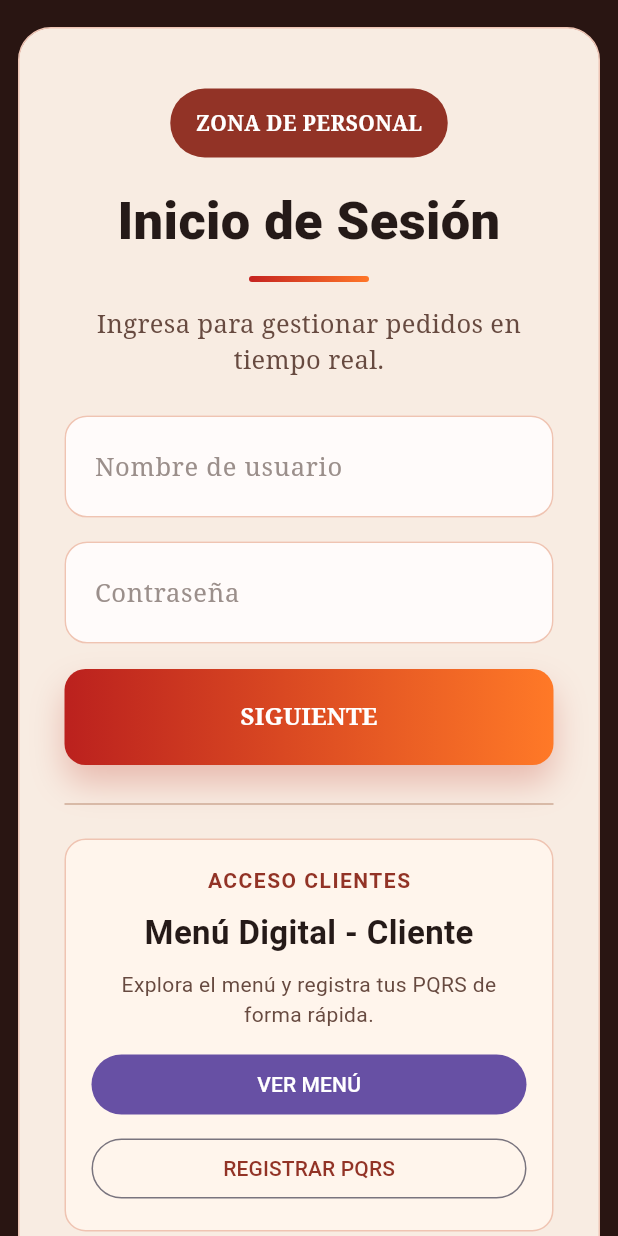
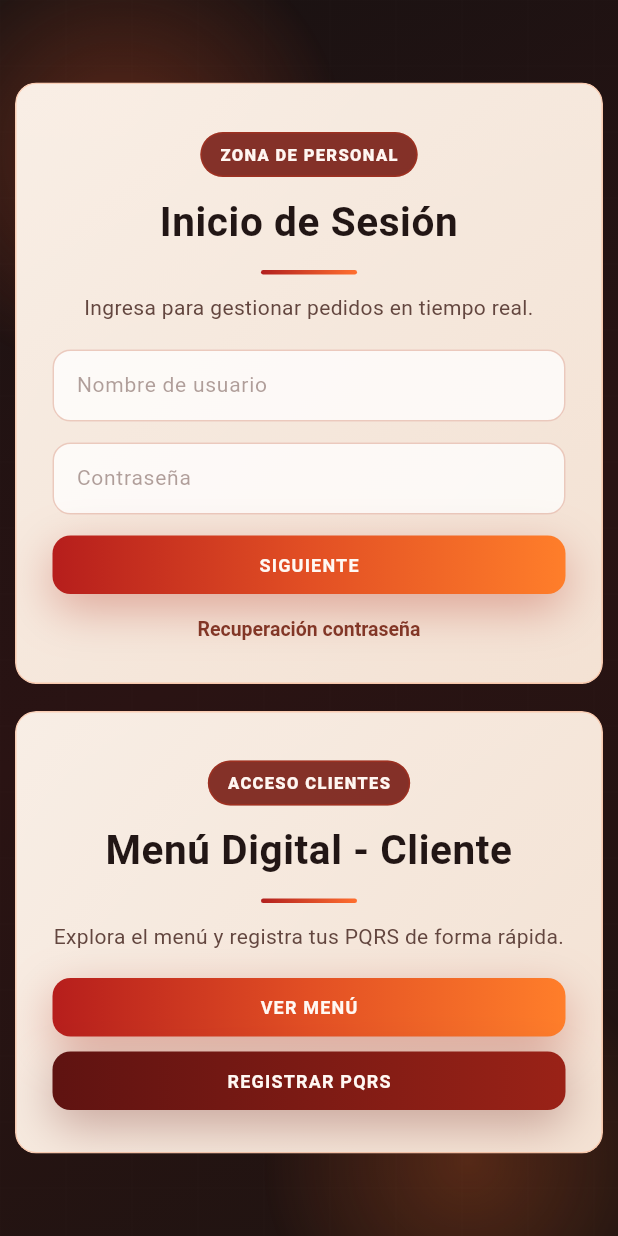
Before and after one commit to gonzalezcla110312-eng/LogicLab-Movil-Flutter, a Flutter app: the screen it shows after launch, on a phone screen of 412 x 824 dp. Run offline on Flutter 3.47's test engine with Material 3 defaults, Android fonts, the phone set to English and light mode, and no system bars; our stand-ins replace dio, flutter_riverpod, flutter_secure_storage.

Commit message:
Ajustar portada Flutter al diseño original de MANGATA
Co-authored-by: Copilot <223556219+Copilot@users.noreply.github.com>

```diff
--- /dev/null
+++ b/lib/login_home_view.dart
@@ -0,0 +1,476 @@
+import 'dart:async';
+import 'dart:math' as math;
+import 'dart:ui' show ImageFilter;
+
+import 'package:flutter/material.dart';
+
+class LoginHomeView extends StatelessWidget {
+  const LoginHomeView({
+    super.key,
+    required this.usuarioController,
+    required this.contrasenaController,
+    required this.cargando,
+    required this.error,
+    required this.onLogin,
+    required this.onMenu,
+    required this.onPqrs,
+    required this.onRecovery,
+  });
+
+  final TextEditingController usuarioController;
+  final TextEditingController contrasenaController;
+  final bool cargando;
+  final String error;
+  final Future<void> Function() onLogin;
+  final VoidCallback onMenu;
+  final VoidCallback onPqrs;
+  final VoidCallback onRecovery;
+
+  @override
+  Widget build(BuildContext context) {
+    return Scaffold(
+      body: DecoratedBox(
+        decoration: const BoxDecoration(
+          gradient: LinearGradient(
+            begin: Alignment.topLeft,
+            end: Alignment.bottomRight,
+            colors: [Color(0xFF181212), Color(0xFF2A1313), Color(0xFF1F1411)],
+          ),
+        ),
+        child: Stack(
+          children: [
+            const Positioned(
+              top: -110,
+              left: -130,
+              child: _AmbientGlow(size: 420, color: Color(0x52E8582A)),
+            ),
+            const Positioned(
+              right: -90,
+              bottom: -140,
+              child: _AmbientGlow(size: 380, color: Color(0x3DFF6E2A)),
+            ),
+            Positioned.fill(
+              child: IgnorePointer(
+                child: CustomPaint(painter: _AmbientGridPainter()),
+              ),
+            ),
+            SafeArea(
+              child: LayoutBuilder(
+                builder: (context, constraints) {
+                  final compact = constraints.maxWidth <= 600;
+                  final desktop = constraints.maxWidth > 900;
+                  final padding = desktop
+                      ? 24.0
+                      : compact
+                      ? 10.0
+                      : 16.0;
+                  final gap = desktop
+                      ? 42.0
+                      : compact
+                      ? 18.0
+                      : 26.0;
+                  final availableWidth = math.max(
+                    0.0,
+                    constraints.maxWidth - padding * 2,
+                  );
+                  final panelWidth = math.min(
+                    desktop ? 500.0 : 610.0,
+                    availableWidth,
+                  );
+
+                  return SingleChildScrollView(
+                    padding: EdgeInsets.all(padding),
+                    child: ConstrainedBox(
+                      constraints: BoxConstraints(
+                        minHeight: math.max(
+                          0.0,
+                          constraints.maxHeight - padding * 2,
+                        ),
+                      ),
+                      child: Center(
+                        child: Wrap(
+                          alignment: WrapAlignment.center,
+                          spacing: gap,
+                          runSpacing: gap,
+                          children: [
+                            SizedBox(
+                              width: panelWidth,
+                              child: _staffCard(compact, desktop),
+                            ),
+                            SizedBox(
+                              width: panelWidth,
+                              child: _clientCard(compact, desktop),
+                            ),
+                          ],
+                        ),
+                      ),
+                    ),
+                  );
+                },
+              ),
+            ),
+          ],
+        ),
+      ),
+    );
+  }
+
+  Widget _staffCard(bool compact, bool desktop) {
+    return _LoginPanel(
+      compact: compact,
+      desktop: desktop,
+      child: Column(
+        mainAxisSize: MainAxisSize.min,
+        crossAxisAlignment: CrossAxisAlignment.stretch,
+        children: [
+          const _LoginChip(label: 'Zona de personal'),
+          const SizedBox(height: 10),
+          _LoginTitle(title: 'Inicio de Sesión', fontSize: compact ? 27 : 31),
+          const Text(
+            'Ingresa para gestionar pedidos en tiempo real.',
+            textAlign: TextAlign.center,
+            style: TextStyle(
+              color: Color(0xFF63463F),
+              fontSize: 14,
+              height: 1.45,
+            ),
+          ),
+          const SizedBox(height: 18),
+          TextField(
+            controller: usuarioController,
+            textInputAction: TextInputAction.next,
+            style: const TextStyle(color: Color(0xFF261C1B), fontSize: 14),
+            decoration: _inputDecoration('Nombre de usuario'),
+          ),
+          const SizedBox(height: 14),
+          TextField(
+            controller: contrasenaController,
+            obscureText: true,
+            textInputAction: TextInputAction.done,
+            onSubmitted: (_) => unawaited(onLogin()),
+            style: const TextStyle(color: Color(0xFF261C1B), fontSize: 14),
+            decoration: _inputDecoration('Contraseña'),
+          ),
+          if (error.isNotEmpty) ...[
+            const SizedBox(height: 12),
+            Text(
+              error,
+              textAlign: TextAlign.center,
+              style: const TextStyle(color: Color(0xFFB82220), fontSize: 13),
+            ),
+          ],
+          const SizedBox(height: 14),
+          _GradientButton(
+            label: 'Siguiente',
+            compact: compact,
+            loading: cargando,
+            onPressed: cargando ? null : () => unawaited(onLogin()),
+          ),
+          TextButton(
+            onPressed: onRecovery,
+            style: TextButton.styleFrom(
+              foregroundColor: const Color(0xFF823626),
+              textStyle: const TextStyle(
+                fontWeight: FontWeight.w700,
+                fontSize: 13,
+              ),
+              minimumSize: Size.zero,
+              tapTargetSize: MaterialTapTargetSize.shrinkWrap,
+              padding: const EdgeInsets.only(top: 16),
+            ),
+            child: const Text('Recuperación contraseña'),
+          ),
+        ],
+      ),
+    );
+  }
+
+  Widget _clientCard(bool compact, bool desktop) {
+    return _LoginPanel(
+      compact: compact,
+      desktop: desktop,
+      child: Column(
+        mainAxisSize: MainAxisSize.min,
+        crossAxisAlignment: CrossAxisAlignment.stretch,
+        children: [
+          const _LoginChip(label: 'Acceso clientes'),
+          const SizedBox(height: 10),
+          _LoginTitle(
+            title: 'Menú Digital - Cliente',
+            fontSize: compact ? 27 : 31,
+          ),
+          const Text(
+            'Explora el menú y registra tus PQRS de forma rápida.',
+            textAlign: TextAlign.center,
+            style: TextStyle(
+              color: Color(0xFF63463F),
+              fontSize: 14,
+              height: 1.45,
+            ),
+          ),
+          const SizedBox(height: 18),
+          _GradientButton(
+            label: 'Ver Menú',
+            compact: compact,
+            onPressed: onMenu,
+          ),
+          const SizedBox(height: 10),
+          _GradientButton(
+            label: 'Registrar PQRS',
+            compact: compact,
+            colors: const [Color(0xFF5F1311), Color(0xFF9A2217)],
+            shadowColor: const Color(0x54681813),
+            onPressed: onPqrs,
+          ),
+        ],
+      ),
+    );
+  }
+
+  InputDecoration _inputDecoration(String hint) {
+    return InputDecoration(
+      hintText: hint,
+      hintStyle: const TextStyle(color: Color(0x8063433D), fontSize: 14),
+      filled: true,
+      fillColor: const Color(0xC2FFFFFF),
+      contentPadding: const EdgeInsets.symmetric(horizontal: 12, vertical: 13),
+      enabledBorder: OutlineInputBorder(
+        borderRadius: BorderRadius.circular(12),
+        borderSide: const BorderSide(color: Color(0x47BD4C28)),
+      ),
+      focusedBorder: OutlineInputBorder(
+        borderRadius: BorderRadius.circular(12),
+        borderSide: const BorderSide(color: Color(0xB3E0562B), width: 1.5),
+      ),
+    );
+  }
+}
+
+class _LoginPanel extends StatelessWidget {
+  const _LoginPanel({
+    required this.child,
+    required this.compact,
+    required this.desktop,
+  });
+
+  final Widget child;
+  final bool compact;
+  final bool desktop;
+
+  @override
+  Widget build(BuildContext context) {
+    final borderRadius = BorderRadius.circular(compact ? 14 : 18);
+
+    return ClipRRect(
+      borderRadius: borderRadius,
+      child: BackdropFilter(
+        filter: ImageFilter.blur(sigmaX: 10, sigmaY: 10),
+        child: Container(
+          width: double.infinity,
+          padding: EdgeInsets.fromLTRB(
+            desktop ? 34 : 24,
+            desktop ? 38 : 32,
+            desktop ? 34 : 24,
+            desktop ? 32 : 28,
+          ),
+          decoration: BoxDecoration(
+            gradient: const LinearGradient(
+              begin: Alignment.topLeft,
+              end: Alignment.bottomRight,
+              colors: [Color(0xF7FFF5EC), Color(0xF2FFEDDE)],
+            ),
+            borderRadius: borderRadius,
+            border: Border.all(color: const Color(0x47FF7A38)),
+            boxShadow: const [
+              BoxShadow(
+                color: Color(0x6B000000),
+                blurRadius: 60,
+                offset: Offset(0, 22),
+              ),
+            ],
+          ),
+          child: child,
+        ),
+      ),
+    );
+  }
+}
+
+class _LoginChip extends StatelessWidget {
+  const _LoginChip({required this.label});
+
+  final String label;
+
+  @override
+  Widget build(BuildContext context) {
+    return Align(
+      child: Container(
+        padding: const EdgeInsets.symmetric(horizontal: 12, vertical: 6),
+        decoration: BoxDecoration(
+          color: const Color(0xE074170F),
+          borderRadius: BorderRadius.circular(999),
+          border: Border.all(color: const Color(0x61C63016)),
+        ),
+        child: Text(
+          label.toUpperCase(),
+          style: const TextStyle(
+            color: Color(0xFFFFF6F1),
+            fontSize: 11,
+            fontWeight: FontWeight.w800,
+            letterSpacing: 0.9,
+          ),
+        ),
+      ),
+    );
+  }
+}
+
+class _LoginTitle extends StatelessWidget {
+  const _LoginTitle({required this.title, required this.fontSize});
+
+  final String title;
+  final double fontSize;
+
+  @override
+  Widget build(BuildContext context) {
+    return Column(
+      children: [
+        Text(
+          title,
+          textAlign: TextAlign.center,
+          style: TextStyle(
+            color: const Color(0xFF221615),
+            fontSize: fontSize,
+            fontWeight: FontWeight.w700,
+            letterSpacing: 0.4,
+          ),
+        ),
+        Container(
+          width: 64,
+          height: 3,
+          margin: const EdgeInsets.only(top: 13, bottom: 12),
+          decoration: BoxDecoration(
+            gradient: const LinearGradient(
+              colors: [Color(0xFFB2201F), Color(0xFFFF6F2F)],
+            ),
+            borderRadius: BorderRadius.circular(20),
+          ),
+        ),
+      ],
+    );
+  }
+}
+
+class _GradientButton extends StatelessWidget {
+  const _GradientButton({
+    required this.label,
+    required this.onPressed,
+    this.compact = false,
+    this.loading = false,
+    this.colors = const [
+      Color(0xFFB61E1C),
+      Color(0xFFE24F24),
+      Color(0xFFFF7E2A),
+    ],
+    this.shadowColor = const Color(0x59B22B19),
+  });
+
+  final String label;
+  final VoidCallback? onPressed;
+  final bool compact;
+  final bool loading;
+  final List<Color> colors;
+  final Color shadowColor;
+
+  @override
+  Widget build(BuildContext context) {
+    final borderRadius = BorderRadius.circular(12);
+    return SizedBox(
+      height: compact ? 39 : 44,
+      child: DecoratedBox(
+        decoration: BoxDecoration(
+          gradient: LinearGradient(colors: colors),
+          borderRadius: borderRadius,
+          boxShadow: [
+            BoxShadow(
+              color: shadowColor,
+              blurRadius: 26,
+              offset: const Offset(0, 10),
+            ),
+          ],
+        ),
+        child: Material(
+          color: Colors.transparent,
+          child: InkWell(
+            onTap: onPressed,
+            borderRadius: borderRadius,
+            child: Center(
+              child: loading
+                  ? const SizedBox(
+                      width: 22,
+                      height: 22,
+                      child: CircularProgressIndicator(
+                        strokeWidth: 2,
+                        color: Colors.white,
+                      ),
+                    )
+                  : Text(
+                      label.toUpperCase(),
+                      style: TextStyle(
+                        color: const Color(0xFFFFF8F3),
+                        fontSize: compact ? 12 : 13,
+                        fontWeight: FontWeight.w700,
+                        letterSpacing: 0.8,
+                      ),
+                    ),
+            ),
+          ),
+        ),
+      ),
+    );
+  }
+}
+
+class _AmbientGlow extends StatelessWidget {
+  const _AmbientGlow({required this.size, required this.color});
+
+  final double size;
+  final Color color;
+
+  @override
+  Widget build(BuildContext context) {
+    return ImageFiltered(
+      imageFilter: ImageFilter.blur(sigmaX: 2, sigmaY: 2),
+      child: Container(
+        width: size,
+        height: size,
+        decoration: BoxDecoration(
+          shape: BoxShape.circle,
+          gradient: RadialGradient(
+            colors: [color, color.withValues(alpha: 0)],
+            stops: const [0, 0.72],
+          ),
+        ),
+      ),
+    );
+  }
+}
+
+class _AmbientGridPainter extends CustomPainter {
+  @override
+  void paint(Canvas canvas, Size size) {
+    final paint = Paint()
+      ..color = const Color(0x01FFFFFF)
+      ..strokeWidth = 1;
+
+    for (double x = 0; x < size.width; x += 44) {
+      canvas.drawLine(Offset(x, 0), Offset(x, size.height), paint);
+    }
+    for (double y = 0; y < size.height; y += 44) {
+      canvas.drawLine(Offset(0, y), Offset(size.width, y), paint);
+    }
+  }
+
+  @override
+  bool shouldRepaint(covariant CustomPainter oldDelegate) => false;
+}
--- a/lib/main.dart
+++ b/lib/main.dart
@@ -1,5 +1,6 @@
 import 'registro_pqrs.dart';
 import 'pedidos_cocina.dart';
+import 'login_home_view.dart';
 import 'package:dio/dio.dart';
 import 'package:flutter/material.dart';
 
@@ -27,7 +28,7 @@ class Api {
     } on DioException catch (e) {
       throw Exception(e.response?.data is Map
         ? (e.response?.data['error'] ?? 'Solicitud rechazada')
-        : 'No hay conexión con ' + url);
+        : 'No hay conexión con $url');
     }
   }
 }
@@ -63,141 +64,36 @@ class _AccesoState extends State<Acceso> {
   @override
   void dispose() { correo.dispose(); clave.dispose(); servidor.dispose(); super.dispose(); }
   @override
-  Widget build(BuildContext context) => Scaffold(
-    backgroundColor: const Color(0xFF291512),
-    body: SafeArea(child: Center(child: SingleChildScrollView(
-      padding: const EdgeInsets.symmetric(horizontal: 12, vertical: 18),
-      child: Container(
-        width: double.infinity,
-        constraints: const BoxConstraints(maxWidth: 700),
-        padding: const EdgeInsets.fromLTRB(30, 40, 30, 30),
-        decoration: BoxDecoration(
-          color: const Color(0xFFF8ECE2),
-          borderRadius: BorderRadius.circular(22),
-          border: Border.all(color: const Color(0xFFEFC5B5)),
-        ),
-        child: Column(mainAxisSize: MainAxisSize.min, children: [
-          Container(
-            padding: const EdgeInsets.symmetric(horizontal: 17, vertical: 13),
-            decoration: BoxDecoration(color: const Color(0xFF923326),
-              borderRadius: BorderRadius.circular(30)),
-            child: const Text('ZONA DE PERSONAL',
-              style: TextStyle(fontFamily: 'serif', fontWeight: FontWeight.bold,
-                color: Colors.white, fontSize: 14))),
-          const SizedBox(height: 17),
-          const Text('Inicio de Sesión',
-            textAlign: TextAlign.center,
-            style: TextStyle(color: Color(0xFF251A18),
-              fontWeight: FontWeight.w800, fontSize: 35)),
-          const SizedBox(height: 12),
-          Container(width: 80, height: 4,
-            decoration: BoxDecoration(borderRadius: BorderRadius.circular(4),
-              gradient: const LinearGradient(colors: [
-                Color(0xFFC52320), Color(0xFFFF7628)]))),
-          const SizedBox(height: 16),
-          const Text('Ingresa para gestionar pedidos en tiempo real.',
-            textAlign: TextAlign.center,
-            style: TextStyle(color: Color(0xFF674A40),
-              fontFamily: 'serif', fontSize: 17)),
-          const SizedBox(height: 25),
-          TextField(controller: correo, keyboardType: TextInputType.emailAddress,
-            style: const TextStyle(color: Color(0xFF251A18)),
-            decoration: campo('Nombre de usuario')),
-          const SizedBox(height: 16),
-          TextField(controller: clave, obscureText: true,
-            style: const TextStyle(color: Color(0xFF251A18)),
-            decoration: campo('Contraseña')),
-          if (error.isNotEmpty) Padding(
-            padding: const EdgeInsets.only(top: 12),
-            child: Text(error, style: const TextStyle(color: Color(0xFFB82220)))),
-          const SizedBox(height: 17),
-          SizedBox(width: double.infinity, height: 64,
-            child: DecoratedBox(
-              decoration: BoxDecoration(
-                gradient: const LinearGradient(colors: [
-                  Color(0xFFBB211E), Color(0xFFFF7927)]),
-                borderRadius: BorderRadius.circular(14),
-                boxShadow: const [BoxShadow(color: Color(0x44BB3021),
-                  blurRadius: 19, offset: Offset(0, 12))]),
-              child: TextButton(onPressed: cargando ? null : entrar,
-                child: Text(cargando ? 'CONECTANDO...' : 'SIGUIENTE',
-                  style: const TextStyle(color: Colors.white,
-                    fontFamily: 'serif', fontWeight: FontWeight.bold,
-                    fontSize: 16))))),
-          const SizedBox(height: 18),
-          const Divider(color: Color(0xFFCEAA95)),
-          const SizedBox(height: 15),
-          Container(
-            width: double.infinity,
-            padding: const EdgeInsets.all(17),
-            decoration: BoxDecoration(
-              color: const Color(0xFFFFF5EC),
-              borderRadius: BorderRadius.circular(14),
-              border: Border.all(color: const Color(0xFFEFC4B2)),
-            ),
-            child: Column(children: [
-              const Text('ACCESO CLIENTES',
-                style: TextStyle(color: Color(0xFF923326),
-                  fontWeight: FontWeight.bold, letterSpacing: 1)),
-              const SizedBox(height: 9),
-              const Text('Menú Digital - Cliente',
-                style: TextStyle(color: Color(0xFF251A18),
-                  fontSize: 22, fontWeight: FontWeight.bold)),
-              const SizedBox(height: 9),
-              const Text('Explora el menú y registra tus PQRS de forma rápida.',
-                textAlign: TextAlign.center,
-                style: TextStyle(color: Color(0xFF674A40))),
-              const SizedBox(height: 13),
-              SizedBox(width: double.infinity, child: FilledButton(
-                onPressed: () {
+  Widget build(BuildContext context) => LoginHomeView(
+    usuarioController: correo,
+    contrasenaController: clave,
+    cargando: cargando,
+    error: error,
+    onLogin: entrar,
+    onMenu: abrirMenu,
+    onPqrs: abrirPqrs,
+    onRecovery: mostrarRecuperacionPendiente,
+  );
+
+  void abrirMenu() {
     final api = Api(servidor.text.trim());
     Navigator.push(context, MaterialPageRoute(
       builder: (_) => Scaffold(
         appBar: AppBar(title: const Text('Menú Digital - Cliente')),
         body: VistaApi(api: api, titulo: 'Menú del Día',
           ruta: '/api/menu-dia/hoy'))));
-                },
-                child: const Text('VER MENÚ'),
-              )),
-              const SizedBox(height: 8),
-              SizedBox(width: double.infinity, child: OutlinedButton(
-                onPressed: () {
+  }
+
+  void abrirPqrs() {
     Navigator.push(context, MaterialPageRoute(
-                    builder: (_) => RegistroPqrs(
-                      api: Api(servidor.text.trim()))));
-                },
-                child: const Text('REGISTRAR PQRS',
-                  style: TextStyle(color: Color(0xFF923326))),
-              )),
-            ]),
-          ),
-          const SizedBox(height: 15),
-          TextButton(onPressed: () => ScaffoldMessenger.of(context).showSnackBar(
-              const SnackBar(content: Text(
-                'Recuperación de contraseña pendiente de implementar en el backend.'))),
-            child: const Text('Recuperación contraseña',
-              style: TextStyle(color: Color(0xFF923326),
-                fontFamily: 'serif', fontWeight: FontWeight.bold,
-                fontSize: 16))),
-        ]),
-      ),
-    ))),
-  );
+      builder: (_) => RegistroPqrs(api: Api(servidor.text.trim()))));
+  }
 
-  InputDecoration campo(String titulo) => InputDecoration(
-    hintText: titulo,
-    hintStyle: const TextStyle(color: Color(0xFF9B8F8B),
-      fontFamily: 'serif', fontSize: 17),
-    filled: true,
-    fillColor: const Color(0xFFFFFBFA),
-    contentPadding: const EdgeInsets.symmetric(horizontal: 16, vertical: 21),
-    enabledBorder: OutlineInputBorder(
-      borderRadius: BorderRadius.circular(15),
-      borderSide: const BorderSide(color: Color(0xFFEFC4B2))),
-    focusedBorder: OutlineInputBorder(
-      borderRadius: BorderRadius.circular(15),
-      borderSide: const BorderSide(color: Color(0xFFDD5434), width: 1.5)),
-  );
+  void mostrarRecuperacionPendiente() {
+    ScaffoldMessenger.of(context).showSnackBar(const SnackBar(
+      content: Text(
+        'Recuperación de contraseña pendiente de implementar en el backend.')));
+  }
 
 }
 
@@ -229,7 +125,7 @@ class _PanelState extends State<Panel> {
       drawer: Drawer(backgroundColor: vino, child: SafeArea(
         child: Column(children: [
           ListTile(title: const Text('MANGATA'),
-            subtitle: Text('Bienvenido, ' + widget.usuario['nombre'].toString())),
+            subtitle: Text('Bienvenido, ${widget.usuario['nombre']}')),
           Expanded(child: ListView(children: secciones.map((s) =>
             ListTile(title: Text(s), selected: pagina == s,
               onTap: () { setState(() => pagina = s); Navigator.pop(context); })
@@ -335,8 +231,8 @@ class _MenuDiaState extends State<MenuDia> {
 
   String moneda(dynamic valor) {
     final cantidad = (double.tryParse(valor.toString()) ?? 0).round().toString();
-    return '\$' + cantidad.replaceAllMapped(
-      RegExp(r'(\d)(?=(\d{3})+(?!\d))'), (m) => '${m[1]}.');
+    return '\$${cantidad.replaceAllMapped(
+      RegExp(r'(\d)(?=(\d{3})+(?!\d))'), (m) => '${m[1]}.')}';
   }
 
   @override
```
Also changed, not shown: 3 other files. Lines whose indentation alone changed are shown as unchanged.
